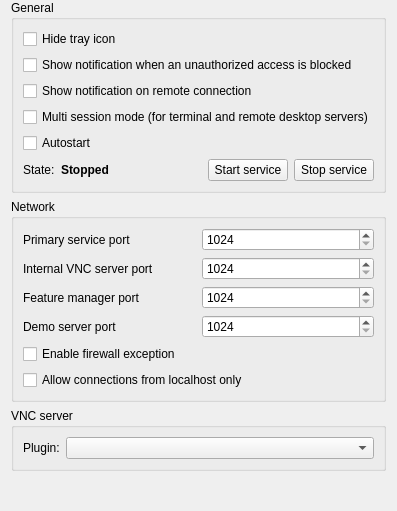
Above: configurator/src/ServiceConfigurationPage.ui from veyon/veyon before the change. Below: the same form after it.
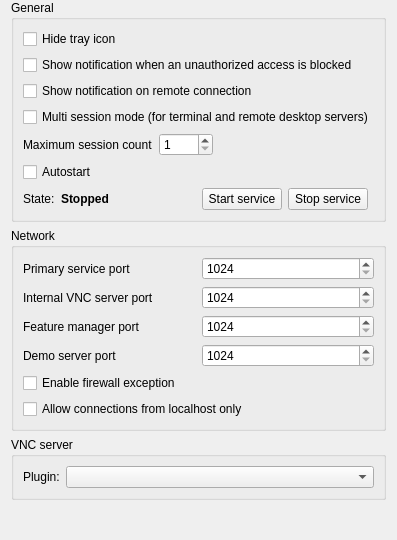
That is the form after the change. Icons and pictures are not drawn.

Commit message: VeyonConfiguration: add MaximumSessionCount property

Diff of the .ui file:
```diff
--- a/configurator/src/ServiceConfigurationPage.ui
+++ b/configurator/src/ServiceConfigurationPage.ui
@@ -5,7 +5,7 @@
   <property name="windowTitle">
    <string notr="true">Form</string>
   </property>
-  <layout class="QVBoxLayout" name="verticalLayout_2">
+  <layout class="QVBoxLayout" name="verticalLayout">
    <property name="topMargin">
     <number>0</number>
    </property>
@@ -18,21 +18,66 @@
       <string>General</string>
      </property>
      <layout class="QGridLayout" name="gridLayout_12">
-      <item row="2" column="0" colspan="5">
-       <widget class="QCheckBox" name="remoteConnectionNotificationsEnabled">
-        <property name="text">
-         <string>Show notification on remote connection</string>
-        </property>
-       </widget>
-      </item>
-      <item row="1" column="0" colspan="5">
+      <item row="1" column="0" colspan="2">
        <widget class="QCheckBox" name="failedAuthenticationNotificationsEnabled">
         <property name="text">
          <string>Show notification when an unauthorized access is blocked</string>
         </property>
        </widget>
       </item>
-      <item row="0" column="0" colspan="5">
+      <item row="3" column="0" colspan="2">
+       <widget class="QCheckBox" name="multiSessionModeEnabled">
+        <property name="toolTip">
+         <string>Enabling this option will make the service launch a server process for every interactive session on a computer.
+Typically this is required to support terminal servers.</string>
+        </property>
+        <property name="text">
+         <string>Multi session mode (for terminal and remote desktop servers)</string>
+        </property>
+       </widget>
+      </item>
+      <item row="4" column="0" colspan="2">
+       <layout class="QHBoxLayout" name="horizontalLayout_2">
+        <item>
+         <widget class="QLabel" name="label_2">
+          <property name="text">
+           <string>Maximum session count</string>
+          </property>
+         </widget>
+        </item>
+        <item>
+         <widget class="QSpinBox" name="maximumSessionCount">
+          <property name="minimum">
+           <number>1</number>
+          </property>
+          <property name="maximum">
+           <number>1000</number>
+          </property>
+         </widget>
+        </item>
+        <item>
+         <spacer name="horizontalSpacer">
+          <property name="orientation">
+           <enum>Qt::Horizontal</enum>
+          </property>
+          <property name="sizeHint" stdset="0">
+           <size>
+            <width>40</width>
+            <height>20</height>
+           </size>
+          </property>
+         </spacer>
+        </item>
+       </layout>
+      </item>
+      <item row="2" column="0" colspan="2">
+       <widget class="QCheckBox" name="remoteConnectionNotificationsEnabled">
+        <property name="text">
+         <string>Show notification on remote connection</string>
+        </property>
+       </widget>
+      </item>
+      <item row="0" column="0" colspan="2">
        <widget class="QCheckBox" name="isTrayIconHidden">
         <property name="text">
          <string>Hide tray icon</string>
@@ -40,55 +85,22 @@
        </widget>
       </item>
       <item row="5" column="0">
-       <widget class="QLabel" name="label_16">
-        <property name="text">
-         <string>State:</string>
-        </property>
-       </widget>
-      </item>
-      <item row="5" column="3">
-       <widget class="QPushButton" name="startService">
-        <property name="text">
-         <string>Start service</string>
-        </property>
-        <property name="icon">
-         <iconset resource="../resources/configurator.qrc">
-          <normaloff>:/configurator/media-playback-start.png</normaloff>:/configurator/media-playback-start.png</iconset>
-        </property>
-       </widget>
-      </item>
-      <item row="4" column="0" colspan="5">
        <widget class="QCheckBox" name="autostartService">
         <property name="text">
          <string>Autostart</string>
         </property>
        </widget>
       </item>
-      <item row="5" column="4">
-       <widget class="QPushButton" name="stopService">
+      <item row="6" column="0">
+       <layout class="QHBoxLayout" name="horizontalLayout_3">
+        <item>
+         <widget class="QLabel" name="label_16">
         <property name="text">
-         <string>Stop service</string>
-        </property>
-        <property name="icon">
-         <iconset resource="../resources/configurator.qrc">
-          <normaloff>:/configurator/media-playback-stop.png</normaloff>:/configurator/media-playback-stop.png</iconset>
+           <string>State:</string>
         </property>
        </widget>
       </item>
-      <item row="5" column="2">
-       <spacer name="horizontalSpacer_9">
-        <property name="orientation">
-         <enum>Qt::Horizontal</enum>
-        </property>
-        <property name="sizeHint" stdset="0">
-         <size>
-          <width>40</width>
-          <height>20</height>
-         </size>
-        </property>
-       </spacer>
-      </item>
-      <item row="5" column="1">
+        <item>
        <widget class="QLabel" name="serviceState">
         <property name="font">
          <font>
@@ -101,16 +113,42 @@
         </property>
        </widget>
       </item>
-      <item row="3" column="0" colspan="5">
-       <widget class="QCheckBox" name="multiSessionModeEnabled">
-        <property name="toolTip">
-         <string>Enabling this option will make the service launch a server process for every interactive session on a computer.
-Typically this is required to support terminal servers.</string>
-        </property>
+        <item>
+         <spacer name="horizontalSpacer_9">
+          <property name="orientation">
+           <enum>Qt::Horizontal</enum>
+          </property>
+          <property name="sizeHint" stdset="0">
+           <size>
+            <width>40</width>
+            <height>20</height>
+           </size>
+          </property>
+         </spacer>
+        </item>
+        <item>
+         <widget class="QPushButton" name="startService">
         <property name="text">
-         <string>Multi session mode (for terminal and remote desktop servers)</string>
-        </property>
-       </widget>
+           <string>Start service</string>
+          </property>
+          <property name="icon">
+           <iconset resource="../resources/configurator.qrc">
+            <normaloff>:/configurator/media-playback-start.png</normaloff>:/configurator/media-playback-start.png</iconset>
+          </property>
+         </widget>
+        </item>
+        <item>
+         <widget class="QPushButton" name="stopService">
+          <property name="text">
+           <string>Stop service</string>
+          </property>
+          <property name="icon">
+           <iconset resource="../resources/configurator.qrc">
+            <normaloff>:/configurator/media-playback-stop.png</normaloff>:/configurator/media-playback-stop.png</iconset>
+          </property>
+         </widget>
+        </item>
+       </layout>
       </item>
      </layout>
     </widget>
```
Left out of the diff: 1 changed line with no effect on the pictures. Lines whose indentation alone changed are shown as unchanged. The commit also changes 1 other file.
